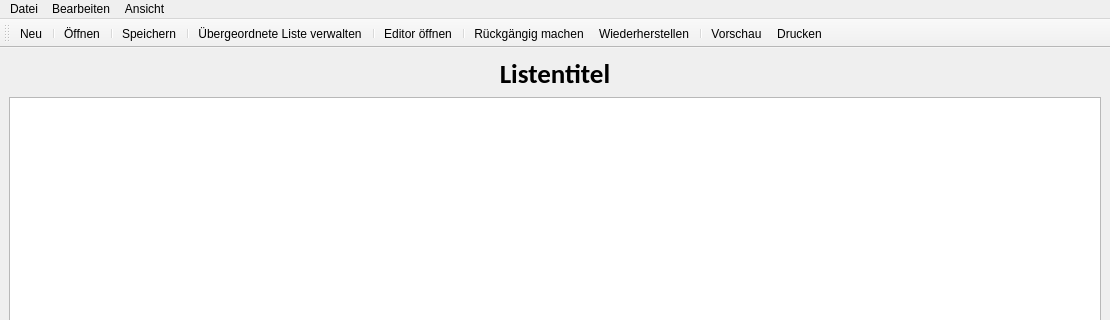
Qt form urlaubsliste/ui/window.ui (TheCheese42/urlaubsliste) before a commit; both pictures show x 0 to 1110 and y 0 to 320 of the 1110 by 903 pixel window.
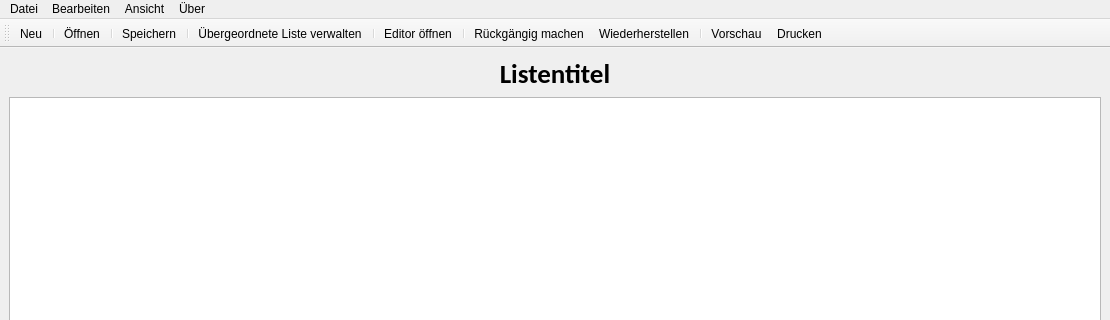
The same form after that commit. Icons and pictures are not drawn.

What changed in the file:
```diff
--- a/urlaubsliste/ui/window.ui
+++ b/urlaubsliste/ui/window.ui
@@ -111,7 +111,7 @@
      <x>0</x>
      <y>0</y>
      <width>1110</width>
-     <height>21</height>
+     <height>30</height>
     </rect>
    </property>
    <widget class="QMenu" name="menuDatei">
@@ -149,9 +149,17 @@
     <addaction name="actionVorschau"/>
     <addaction name="actionDrucken"/>
    </widget>
+   <widget class="QMenu" name="menuHilfe">
+    <property name="title">
+     <string>Über</string>
+    </property>
+    <addaction name="action_ber_Urlaubsliste"/>
+    <addaction name="actionLizenzen"/>
+   </widget>
    <addaction name="menuDatei"/>
    <addaction name="menuAktionen"/>
    <addaction name="menuAnsicht"/>
+   <addaction name="menuHilfe"/>
   </widget>
   <widget class="QStatusBar" name="statusbar"/>
   <widget class="QToolBar" name="toolBar">
```
Left out of the diff: 38 changed lines with no effect on the pictures.
